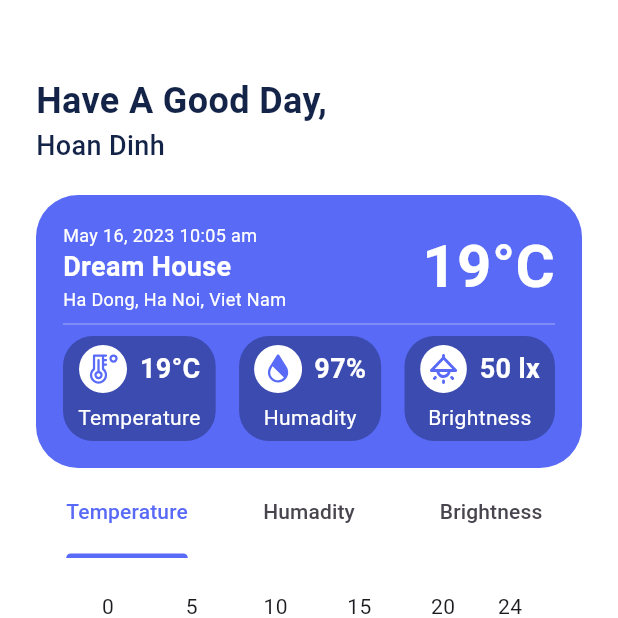
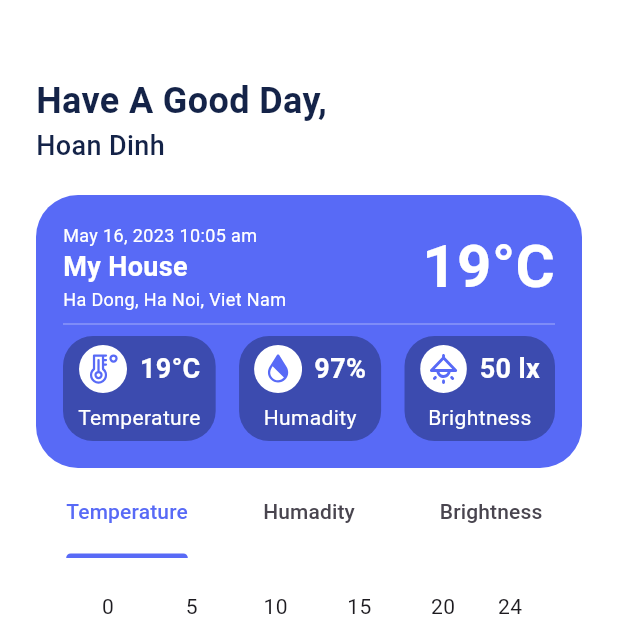
Before and after one commit to h04nd1nh/Mobile-App-Smart-Home, a Flutter app: the screen it shows after launch, after a tap on "Get Started", on a phone screen of 412 x 824 dp, the top half of it. Run offline on Flutter 3.47's test engine with Material 3 defaults, Android fonts, the phone set to English and light mode, and no system bars; drawn by our look-alikes of fl_chart, google_nav_bar; our stand-ins replace device_preview, flutter_bloc, flutter_svg, go_router, shared_preferences.

Commit message:
animation active device

```diff
--- a/lib/pages/device_page/device_page.dart
+++ b/lib/pages/device_page/device_page.dart
@@ -49,6 +49,11 @@ class _DevicePage extends State<DevicePage> {
                           Column(
                             crossAxisAlignment: CrossAxisAlignment.start,
                             children: <Widget>[
+                              Image.asset(
+                                'assets/img/light.png',
+                                height: 50,
+                                width: 50,
+                              ),
                               const Text(
                                 'Light',
                                 style: TextStyle(
@@ -91,7 +96,7 @@ class _DevicePage extends State<DevicePage> {
                 ),
                 const Spacer(),
                 Card(
-                  surfaceTintColor: const Color(0xFF5F56FF),
+                  color: const Color(0xFFfffefe),
                   child: InkWell(
                     onTap: () {
                       print("tapped");
@@ -107,6 +112,12 @@ class _DevicePage extends State<DevicePage> {
                           Column(
                             crossAxisAlignment: CrossAxisAlignment.start,
                             children: <Widget>[
+                              Image.asset(
+                                'assets/gif/fan.gif',
+                                height: 55,
+                                width: 55,
+                                alignment: Alignment.topLeft,
+                              ),
                               const Text(
                                 'Fan',
                                 style: TextStyle(
@@ -154,4 +165,20 @@ class _DevicePage extends State<DevicePage> {
       ),
     );
   }
+
+  Widget? lightWidget() {
+    if (lighSwitched) {
+      return Image.asset(
+        'assets/img/light.img',
+        height: 125.0,
+        width: 125.0,
+      );
+    }
+
+    return Image.asset(
+      'assets/gif/light.gif',
+      height: 125.0,
+      width: 125.0,
+    );
+  }
 }
--- a/lib/pages/home_page/home_page.dart
+++ b/lib/pages/home_page/home_page.dart
@@ -77,7 +77,7 @@ class _HomePage extends State<HomePage> with SingleTickerProviderStateMixin {
                             ),
                           ),
                           Text(
-                            'Dream House',
+                            'My House',
                             style: TextStyle(
                               fontSize: 18,
                               fontWeight: FontWeight.w600,
--- a/lib/pages/start_page/start_page.dart
+++ b/lib/pages/start_page/start_page.dart
@@ -31,7 +31,7 @@ class StartPage extends StatelessWidget {
                     style: TextStyle(
                       fontSize: 16,
                       fontWeight: FontWeight.w600,
-                      color: Color(0xFFD8E4E8),
+                      color: Color(0xFF142348),
                     ),
                   ),
                 ),
@@ -43,7 +43,7 @@ class StartPage extends StatelessWidget {
                     style: TextStyle(
                       fontSize: 28,
                       fontWeight: FontWeight.w600,
-                      color: Color(0xFFD8E4E8),
+                      color: Color(0xFF142348),
                     ),
                   ),
                 ),
@@ -58,7 +58,7 @@ let's make your home comfortable
                     style: TextStyle(
                       fontSize: 16,
                       fontWeight: FontWeight.w400,
-                      color: Color(0xFFD8E4E8),
+                      color: Color(0xFF142348),
                     ),
                   ),
                 ),
@@ -70,7 +70,7 @@ let's make your home comfortable
                 ElevatedButton(
                   style: ElevatedButton.styleFrom(
                       padding: const EdgeInsets.fromLTRB(20, 12, 20, 12),
-                      backgroundColor: const Color(0xFF9A7265),
+                      backgroundColor: const Color(0xFF586AF6),
                       fixedSize: const Size(300, 48)),
                   onPressed: () {
                     print("test");
--- a/pubspec.yaml
+++ b/pubspec.yaml
@@ -65,6 +65,11 @@ flutter:
    - assets/svg/humadity.svg
    - assets/svg/temperature.svg
    - assets/svg/brightness.svg
+   - assets/svg/brightness.svg
+   - assets/img/fan.png
+   - assets/img/light.png
+   - assets/gif/fan.gif
+   - assets/gif/light.gif
   # The following line ensures that the Material Icons font is
   # included with your application, so that you can use the icons in
   # the material Icons class.
```
Also changed, not shown: assets/gif/fan.gif (added), assets/gif/light.gif (added), assets/img/fan.png (added), assets/img/light.png (added).
